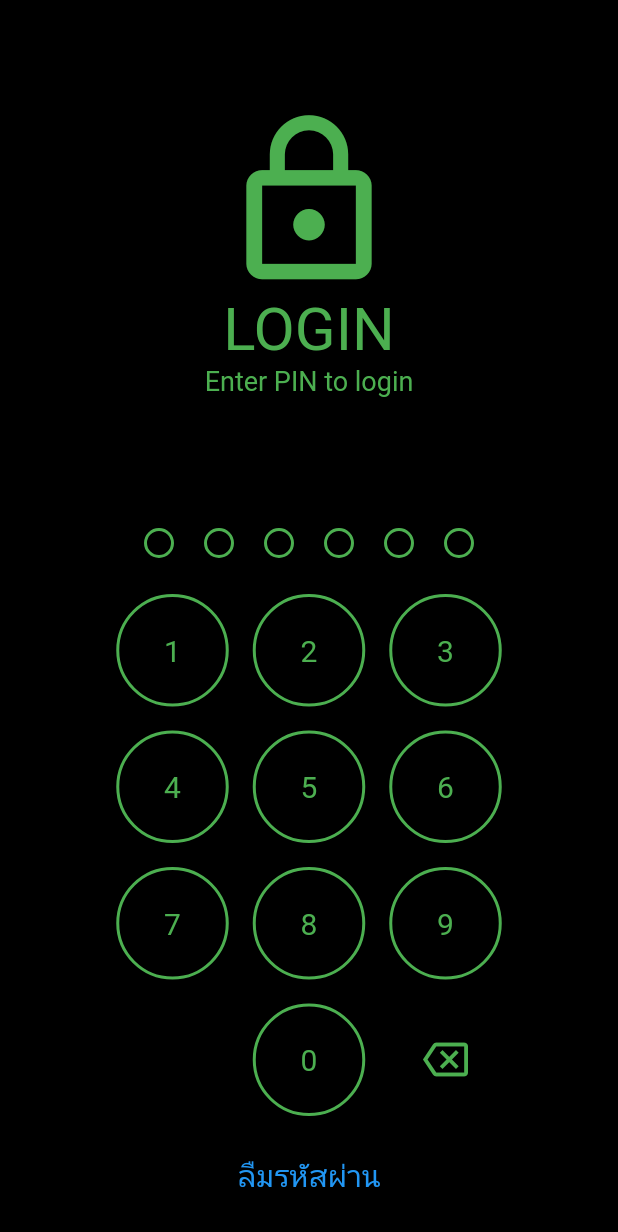
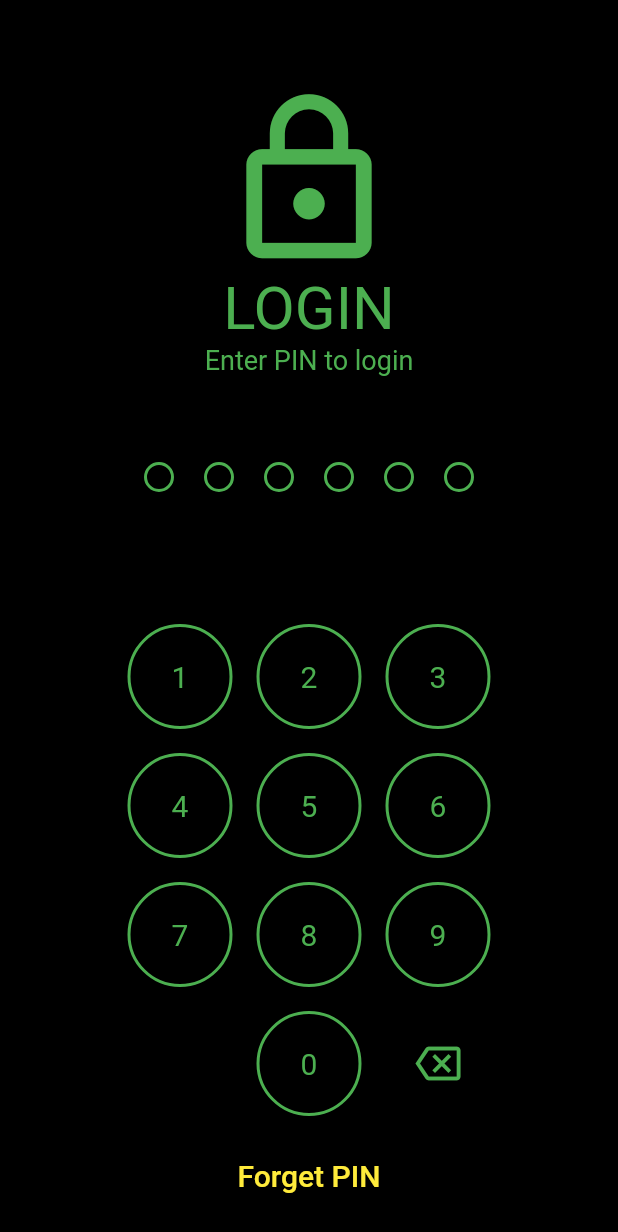
Before and after one commit to Navaphat/assignment_9, a Flutter app: the screen it shows after launch, on a phone screen of 412 x 824 dp. Shown: the top 1232 px of the screen. Run offline on Flutter 3.47's test engine with Material 2 defaults, Android fonts, the light colour scheme and no system bars.

Commit message:
Initial Commit

```diff
--- a/lib/login_page.dart
+++ b/lib/login_page.dart
@@ -43,14 +43,11 @@ class _loginPageState extends State<loginPage> {
             ),
           ),
 
-          Padding(
-            padding: const EdgeInsets.symmetric(vertical: 16.0),
-            child: Row(
-              mainAxisAlignment: MainAxisAlignment.center,
-              children: [
-                for(var i = 0; i < 6; i++) buildPassCode(i: i),
-              ],
-            ),
+          Row(
+            mainAxisAlignment: MainAxisAlignment.center,
+            children: [
+              for(var i = 0; i < 6; i++) buildPassCode(i: i),
+            ],
           ),
 
           Container(
@@ -85,7 +82,7 @@ class _loginPageState extends State<loginPage> {
                   children: [
                     Padding(
                       padding: const EdgeInsets.all(8.0),
-                      child: Container(height: 75.0, width: 75.0,),
+                      child: Container(height: 70.0, width: 70.0,),
                     ),
                     buildButton(num: 0),
                     buildButton(num: -1),
@@ -98,8 +95,10 @@ class _loginPageState extends State<loginPage> {
                     Padding(
                       padding: const EdgeInsets.only(top: 8.0, bottom: 16.0),
                       child: TextButton(
-                        onPressed: () {},
-                        child: Text('ลืมรหัสผ่าน', style: TextStyle(fontSize: 20.0, color: Colors.blue),),
+                        onPressed: () {
+
+                        },
+                        child: Text('Forget PIN', style: TextStyle(fontSize: 20.0, color: Colors.yellow),),
                       ),
                     ),
                   ],
@@ -141,10 +140,10 @@ class _loginPageState extends State<loginPage> {
           });
           checkPin();
         },
-        borderRadius: BorderRadius.circular(37.5),
+        borderRadius: BorderRadius.circular(30.0),
         child: Container(
-          width: 75.0,
-          height: 75.0,
+          width: 70.0,
+          height: 70.0,
           decoration: boxDecoration,
           alignment: Alignment.center,
           child: child,
@@ -173,6 +172,23 @@ class _loginPageState extends State<loginPage> {
             setState(() {
               _inputPIN = '';
             });
+
+            showDialog(context: context, barrierDismissible: false, builder: (BuildContext context, ) {
+              return AlertDialog(
+                backgroundColor: Colors.yellow,
+                title: Text('Incorrect PIN'),
+                content: Text('Please try again'),
+
+                actions: [
+                  ElevatedButton(
+                      onPressed: () {
+                        Navigator.of(context).pop();
+                      },
+                      child: Text('Ok', style: TextStyle(color: Colors.black),)
+                  ),
+                ],
+              );
+            });
           });
       }
     }
@@ -191,7 +207,7 @@ class _loginPageState extends State<loginPage> {
     );
 
     return Padding(
-      padding: const EdgeInsets.only(left: 10.0, right: 10.0,),
+      padding: const EdgeInsets.only(bottom: 80.0, left: 10.0, right: 10.0),
       child: Container(
         width: 20.0,
         height: 20.0,
--- a/lib/main_page.dart
+++ b/lib/main_page.dart
@@ -38,7 +38,7 @@ class HomePage extends StatelessWidget {
               mainAxisAlignment: MainAxisAlignment.center,
               children: [
                 Container(
-                  child: Text('来て,かわいいラットさん', style: TextStyle(color: Colors.green, fontSize: 35),),
+                  child: Text('来て,かわいいラットさん', style: TextStyle(color: Colors.yellow, fontSize: 35),),
                 ),
               ],
             ),
```
